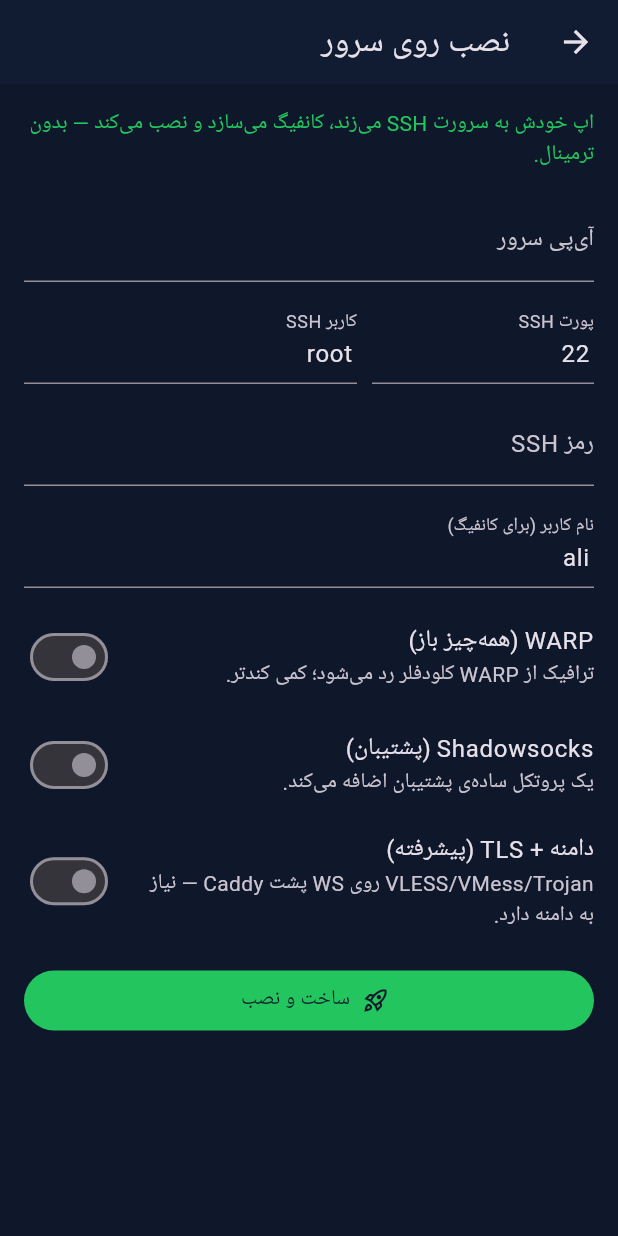
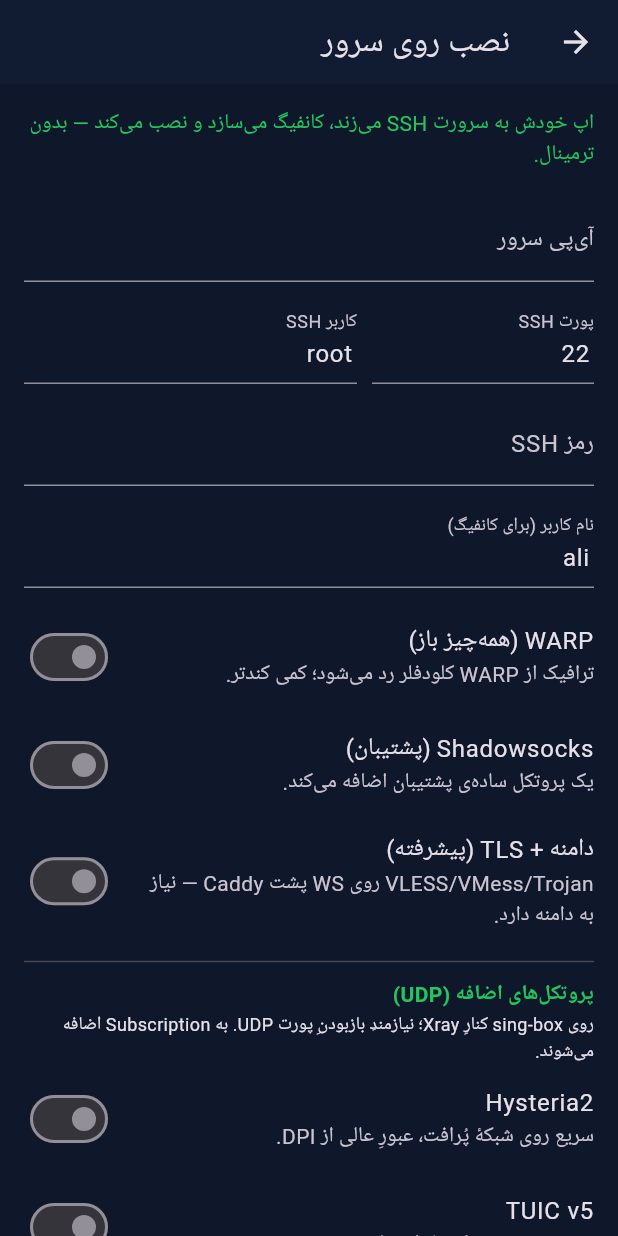
Before and after one commit to kian-irani/kian_v2ray, a Flutter app: the screen it shows after launch, after a tap on the "rocket launch" icon, on a phone screen of 412 x 824 dp. Run offline on Flutter 3.47's test engine with Material 3 defaults, Android fonts, the phone set to English and light mode, and no system bars; our stand-ins replace shared_preferences; missing offline and left inert: cryptography, dartssh2; accounts and stored records are empty.

Commit message:
fix(install)!: REALITY dest sanitizer + protocol selection + auto-import (phase 8)
Critical: the Android app's config_gen.dart omitted realitySettings.dest, so
xray-core 26.x refused to start the REALITY inbound (Failed to build REALITY
config) — container down, no ports listening. Verified on-server with the real
xray-core:26.5.9 image (before: fail; after: started + ports LISTEN).

- config_gen.dart: emit dest:"<sni>:443"
- install.sh: defensive dest sanitizer for every reality inbound (covers all
  clients incl. older app/desktop versions)
- protocols selectable+installable end-to-end: index.html + app.js + setup_screen
  + config_gen carry extra_protocols -> install.sh enables hy2/tuic and appends
  the links to each user's subscription + re-syncs the Gist
- setup wizard auto-imports generated configs into the app's server list (Cache)
  and home reloads on return (user's #1 complaint)
- bump: installer 2.4.0 -> 2.5.0, app 0.1.0 -> 0.1.5

Co-Authored-By: Claude Opus 4.8 <noreply@anthropic.com>
Claude-Session: https://claude.ai/code/session_01EGjTRfmhDKahAFuY5WiMoR

```diff
--- a/app/lib/i18n.dart
+++ b/app/lib/i18n.dart
@@ -54,6 +54,13 @@ class Strings {
     'setup.tls': ['دامنه + TLS (پیشرفته)', 'Domain + TLS (advanced)'],
     'setup.tls.d': ['VLESS/VMess/Trojan روی WS پشت Caddy — نیاز به دامنه دارد.', 'VLESS/VMess/Trojan over WS behind Caddy — needs a domain.'],
     'setup.tlsdomain': ['دامنه (رکورد A به IP سرور)', 'Domain (A record to server IP)'],
+    'setup.extra': ['پروتکل‌های اضافه (UDP)', 'Extra protocols (UDP)'],
+    'setup.extra.d': ['روی sing-box کنارِ Xray؛ نیازمندِ بازبودنِ پورت UDP. به Subscription اضافه می‌شوند.', 'On sing-box next to Xray; needs UDP open. Added to your subscription.'],
+    'setup.hy2': ['Hysteria2', 'Hysteria2'],
+    'setup.hy2.d': ['سریع روی شبکهٔ پُرافت، عبورِ عالی از DPI.', 'Fast on lossy networks; great DPI evasion.'],
+    'setup.tuic': ['TUIC v5', 'TUIC v5'],
+    'setup.tuic.d': ['QUIC، 0-RTT، کنترلِ ازدحام BBR.', 'QUIC, 0-RTT, BBR congestion control.'],
+    'setup.gohome': ['بازگشت به خانه و دیدنِ کانفیگ‌ها', 'Back to home & view configs'],
   };
 
   String t(String key) {
--- a/app/lib/screens/setup_screen.dart
+++ b/app/lib/screens/setup_screen.dart
@@ -1,6 +1,8 @@
 import 'package:flutter/material.dart';
 
 import '../i18n.dart';
+import '../models/server_profile.dart';
+import '../services/cache.dart';
 import '../services/config_gen.dart';
 import '../services/ssh_installer.dart';
 import '../theme.dart';
@@ -27,11 +29,29 @@ class _SetupScreenState extends State<SetupScreen> {
   bool _warp = false;
   bool _ss = false;
   bool _tls = false;
+  bool _hy2 = false;
+  bool _tuic = false;
   bool _busy = false;
   final _log = <String>[];
   String? _subUrl;
+  int _imported = 0;
 
   void _say(String s) => setState(() => _log.add(s));
+
+  /// Turn the generated per-user links into ServerProfiles for the home list.
+  /// Names come from the link label (#KIAN-<name>-<port>) when present.
+  List<ServerProfile> _profilesFromBundle(InstallBundle bundle) {
+    final out = <ServerProfile>[];
+    for (final links in bundle.perUserLinks.values) {
+      for (final link in links) {
+        String? name;
+        final frag = Uri.tryParse(link)?.fragment;
+        if (frag != null && frag.isNotEmpty) name = Uri.decodeComponent(frag);
+        out.add(ServerProfile.fromUri(link, name: name));
+      }
+    }
+    return out;
+  }
 
   Future<void> _run() async {
     setState(() { _busy = true; _log.clear(); _subUrl = null; });
@@ -46,6 +66,7 @@ class _SetupScreenState extends State<SetupScreen> {
         ss: _ss,
         tlsDomain: _tls ? _tlsDomain.text.trim() : null,
         tlsProtoKinds: _tls ? const ['vless-ws', 'vmess-ws', 'trojan-ws'] : const [],
+        extraProtocols: [if (_hy2) 'hysteria2', if (_tuic) 'tuic'],
       );
 
       _say('• ساختِ لینکِ Subscription روی Gist…');
@@ -66,7 +87,18 @@ class _SetupScreenState extends State<SetupScreen> {
       _say(out.trim().split('\n').take(8).join('\n'));
       if (code == 0) {
         _say('✅ نصب کامل شد.');
-        setState(() => _subUrl = firstUrl);
+        // Auto-import the generated configs into the app's server list so the
+        // user doesn't have to copy the sub link by hand (the #1 complaint).
+        final imported = _profilesFromBundle(bundle);
+        if (imported.isNotEmpty) {
+          final cache = Cache();
+          final existing = await cache.loadServers();
+          existing.addAll(imported);
+          await cache.saveServers(existing);
+          await cache.saveSelected(imported.first.name);
+          _say('✅ ${imported.length} کانفیگ به اپ اضافه شد — در صفحهٔ خانه ببین.');
+        }
+        setState(() { _subUrl = firstUrl; _imported = imported.length; });
       } else {
         _say('⚠️ کدِ خروجی $code — لاگ را ببین.');
       }
@@ -114,6 +146,20 @@ class _SetupScreenState extends State<SetupScreen> {
           ),
           if (_tls)
             _field(_tlsDomain, s.t('setup.tlsdomain'), hint: 'vpn.example.com'),
+          const Divider(height: 24),
+          Text(s.t('setup.extra'),
+              style: const TextStyle(color: KianTheme.accent, fontWeight: FontWeight.bold)),
+          Text(s.t('setup.extra.d'), style: const TextStyle(fontSize: 12)),
+          SwitchListTile(
+            value: _hy2, onChanged: (v) => setState(() => _hy2 = v),
+            title: Text(s.t('setup.hy2')), subtitle: Text(s.t('setup.hy2.d')),
+            contentPadding: EdgeInsets.zero,
+          ),
+          SwitchListTile(
+            value: _tuic, onChanged: (v) => setState(() => _tuic = v),
+            title: Text(s.t('setup.tuic')), subtitle: Text(s.t('setup.tuic.d')),
+            contentPadding: EdgeInsets.zero,
+          ),
           const SizedBox(height: 14),
           FilledButton.icon(
             onPressed: _busy ? null : _run,
@@ -140,6 +186,14 @@ class _SetupScreenState extends State<SetupScreen> {
                 style: const TextStyle(color: KianTheme.accent)),
             SelectableText(_subUrl!,
                 style: const TextStyle(fontFamily: 'monospace')),
+          ],
+          if (_imported > 0) ...[
+            const SizedBox(height: 16),
+            FilledButton.icon(
+              onPressed: () => Navigator.pop(context, true),
+              icon: const Icon(Icons.home_outlined),
+              label: Text(s.t('setup.gohome')),
+            ),
           ],
         ],
       ),
--- a/app/pubspec.yaml
+++ b/app/pubspec.yaml
@@ -1,7 +1,7 @@
 name: kv2m
 description: Kv2m — KIAN V2Ray mobile client (same family as the Kv2m desktop app; Android-first, no GMS).
 publish_to: "none"
-version: 0.1.0+1
+version: 0.1.5+5
 
 environment:
   sdk: ">=3.3.0 <4.0.0"
```
Also changed, not shown: app/lib/screens/home_screen.dart (+26 -2 lines), app/lib/services/config_gen.dart (+7 -2 lines), 6 other files.
